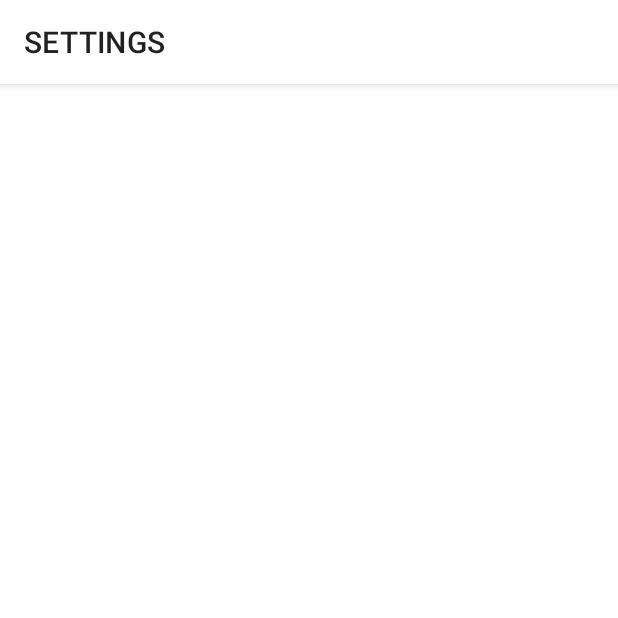
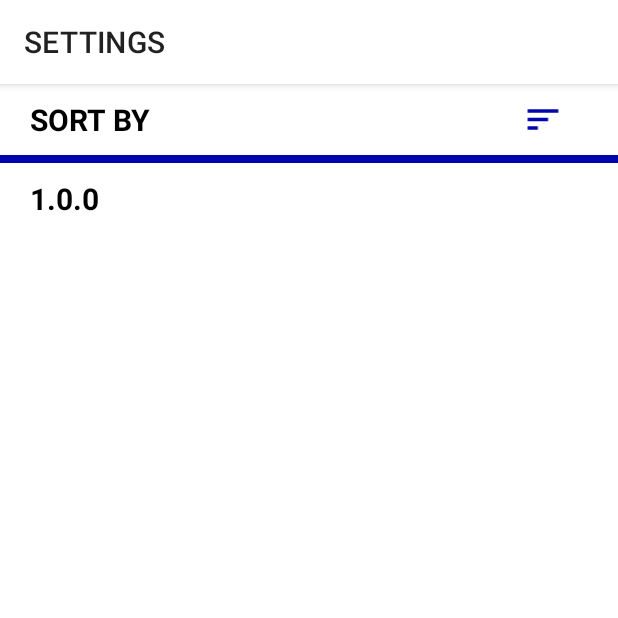
Before and after one commit to zahraamirinezhad/Music-Player, an Android app: the screen it shows after launch (Settings), in the side drawer, after a tap on "Settings", on a phone screen of 412 x 824 dp, the top half of it. Run offline under Robolectric (Android 15) with nearby library versions, the phone set to English and light mode, and no system bars; pictures from the network do not load; 2 statements that could not run were skipped.

Commit message:
Settings panel got added

```diff
--- a/Music Player Kotlin/music player/app/src/main/java/com/example/musicplayer/MainActivity.kt
+++ b/Music Player Kotlin/music player/app/src/main/java/com/example/musicplayer/MainActivity.kt
@@ -35,6 +35,12 @@ class MainActivity : AppCompatActivity() {
         lateinit var MusicListMA: ArrayList<Music>
         lateinit var MusicListSearch: ArrayList<Music>
         var search: Boolean = false
+        var sortBy = 0;
+        val sortingList = arrayOf(
+            MediaStore.Audio.Media.DATE_ADDED + " DESC",
+            MediaStore.Audio.Media.TITLE,
+            MediaStore.Audio.Media.SIZE + " DESC"
+        )
     }
 
     @RequiresApi(Build.VERSION_CODES.R)
@@ -127,6 +133,8 @@ class MainActivity : AppCompatActivity() {
     @SuppressLint("SetTextI18n")
     private fun initializeLayout() {
         search = false
+        val sortEditor = getSharedPreferences("SORTING", MODE_PRIVATE)
+        sortBy = sortEditor.getInt("SORT ORDER", 0)
         MusicListMA = getAllAudio()
         binding.musicRV.setHasFixedSize(true)
         binding.musicRV.setItemViewCacheSize(13)
@@ -152,7 +160,7 @@ class MainActivity : AppCompatActivity() {
         )
         val cursor = this.contentResolver.query(
             MediaStore.Audio.Media.EXTERNAL_CONTENT_URI, projection, null, null,
-            MediaStore.Audio.Media.DATE_ADDED + " DESC", null
+            sortingList[sortBy], null
         )
         if (cursor != null) {
             if (cursor.moveToFirst())
@@ -246,6 +254,14 @@ class MainActivity : AppCompatActivity() {
         val jsonStringPlaylist = GsonBuilder().create().toJson(playlist.listOfPlaylists)
         editor.putString("Playlists", jsonStringPlaylist)
         editor.apply()
+
+        val sortEditor = getSharedPreferences("SORTING", MODE_PRIVATE)
+        val sortValue = sortEditor.getInt("SORT ORDER", 0)
+        if (sortBy != sortValue) {
+            sortBy = sortValue
+            MusicListMA = getAllAudio()
+            musicAdapter.updateMusicList(MusicListMA)
+        }
     }
 
     override fun onCreateOptionsMenu(menu: Menu?): Boolean {
--- /dev/null
+++ b/Music Player Kotlin/music player/app/src/main/res/drawable/sort.xml
@@ -0,0 +1,10 @@
+<vector xmlns:android="http://schemas.android.com/apk/res/android"
+    android:width="24dp"
+    android:height="24dp"
+    android:viewportWidth="24"
+    android:viewportHeight="24"
+    android:tint="?attr/colorControlNormal">
+  <path
+      android:fillColor="@android:color/white"
+      android:pathData="M3,18h6v-2L3,16v2zM3,6v2h18L21,6L3,6zM3,13h12v-2L3,11v2z"/>
+</vector>
--- a/Music Player Kotlin/music player/app/src/main/res/layout/activity_settings.xml
+++ b/Music Player Kotlin/music player/app/src/main/res/layout/activity_settings.xml
@@ -1,9 +1,50 @@
 <?xml version="1.0" encoding="utf-8"?>
-<androidx.constraintlayout.widget.ConstraintLayout xmlns:android="http://schemas.android.com/apk/res/android"
+<LinearLayout xmlns:android="http://schemas.android.com/apk/res/android"
     xmlns:app="http://schemas.android.com/apk/res-auto"
     xmlns:tools="http://schemas.android.com/tools"
     android:layout_width="match_parent"
     android:layout_height="match_parent"
+    android:background="@color/dark_blue"
+    android:orientation="vertical"
     tools:context=".Settings">
 
-</androidx.constraintlayout.widget.ConstraintLayout>
+    <LinearLayout
+        android:layout_width="match_parent"
+        android:layout_height="wrap_content"
+        android:layout_marginBottom="5dp"
+        android:background="@color/white"
+        android:orientation="horizontal"
+        android:paddingHorizontal="20dp"
+        android:paddingVertical="10dp">
+
+        <TextView
+            android:layout_width="0dp"
+            android:layout_height="match_parent"
+            android:layout_gravity="center|start"
+            android:layout_weight="1"
+            android:text="@string/sort"
+            android:textColor="@color/black"
+            android:textSize="20sp"
+            android:textStyle="bold" />
+
+        <com.google.android.material.imageview.ShapeableImageView
+            android:id="@+id/sortBy"
+            android:layout_width="60dp"
+            android:layout_height="match_parent"
+            android:src="@drawable/sort"
+            app:tint="@color/dark_blue" />
+    </LinearLayout>
+
+    <TextView
+        android:id="@+id/version"
+        android:layout_width="match_parent"
+        android:layout_height="match_parent"
+        android:background="@color/white"
+        android:paddingStart="20dp"
+        android:paddingTop="10dp"
+        android:text="@string/version"
+        android:textColor="@color/black"
+        android:textSize="20sp"
+        android:textStyle="bold" />
+
+</LinearLayout>
--- a/Music Player Kotlin/music player/app/src/main/res/values/colors.xml
+++ b/Music Player Kotlin/music player/app/src/main/res/values/colors.xml
@@ -8,6 +8,7 @@
     <color name="black">#FF000000</color>
     <color name="white">#FFFFFFFF</color>
     <color name="dark_blue">#0006ab</color>
+    <color name="light_blue">#00a2ff</color>
     <color name="light_purple">#d1004d</color>
     <color name="dark_pink">#b8003d</color>
     <color name="cool_pink">#FF0059</color>
--- a/Music Player Kotlin/music player/app/src/main/res/values/strings.xml
+++ b/Music Player Kotlin/music player/app/src/main/res/values/strings.xml
@@ -38,4 +38,6 @@
     <string name="feedback_topic">Topic i.e Suggestion, Error, etc.</string>
     <string name="feedback_email">Email Address (Optional)</string>
     <string name="send_feedback">SEND</string>
+    <string name="sort">SORT BY</string>
+    <string name="version">VERSION</string>
 </resources>
```
Also changed, not shown: Music Player Kotlin/music player/app/src/main/java/com/example/musicplayer/MusicAdapter.kt (+13 -7 lines), Music Player Kotlin/music player/app/src/main/java/com/example/musicplayer/Settings.kt (+20 -0 lines), Music Player Kotlin/music player/app/src/main/res/layout/activity_playlist_details.xml (+19 -18 lines).
